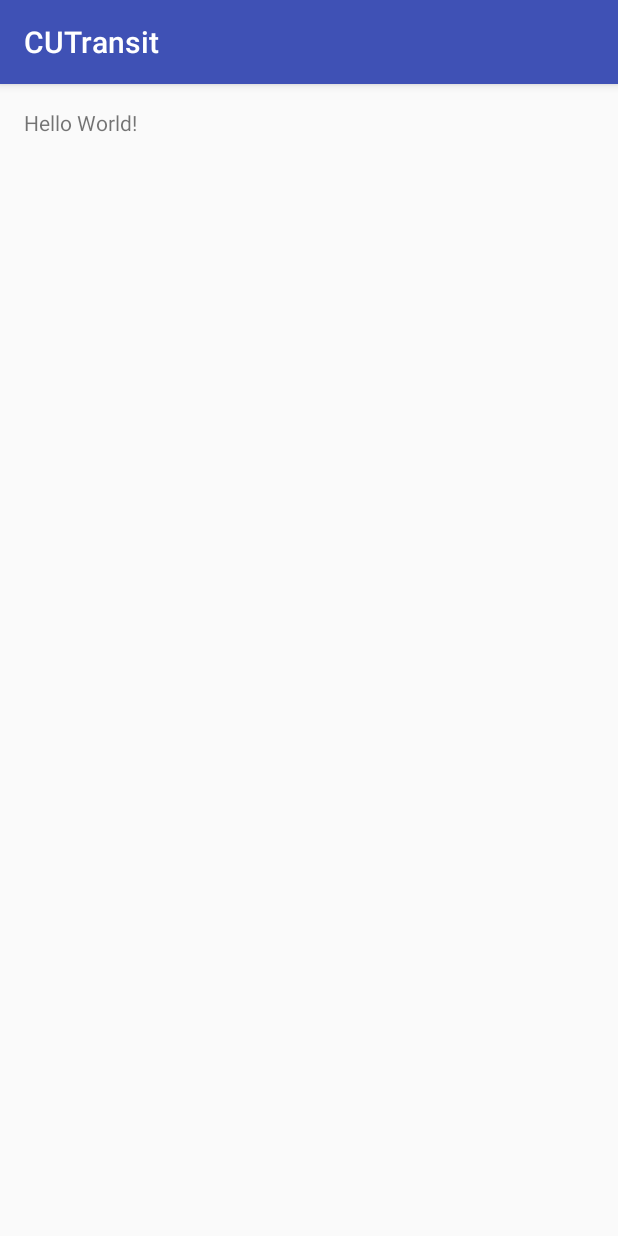
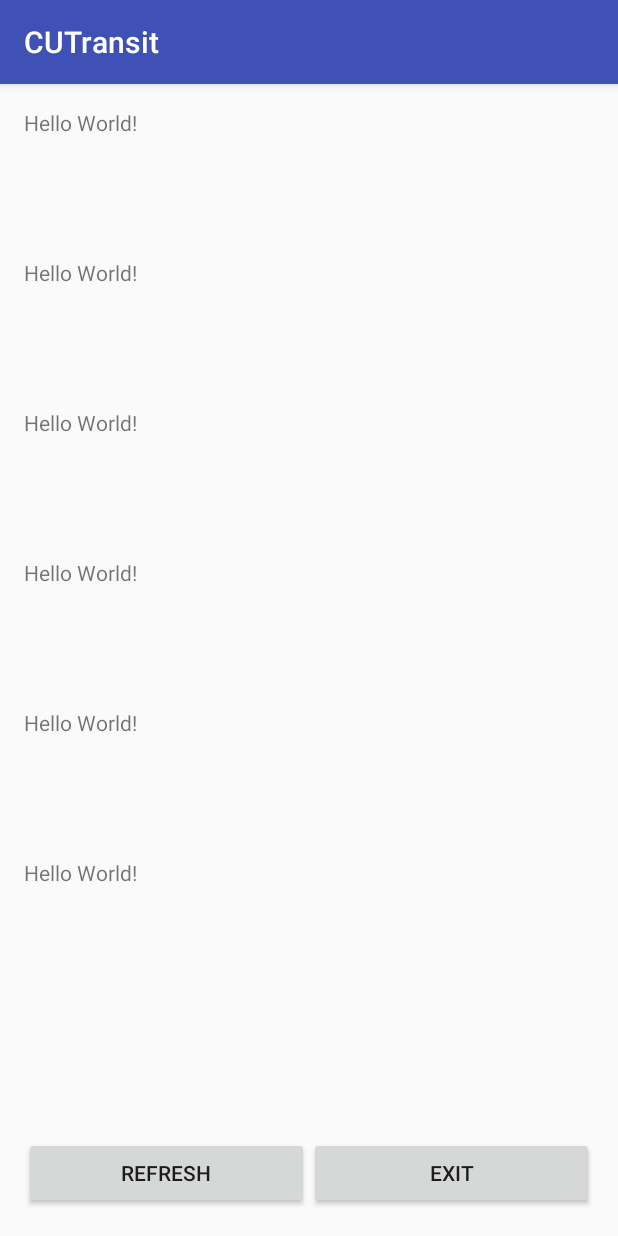
Before and after one commit to johnnyjinjing/CUTransit, an Android app: the screen it shows after launch (MainActivity), on a phone screen of 412 x 824 dp. Run offline under Robolectric (Android 15) with nearby library versions, the phone set to English and light mode, and no system bars.

Commit message:
build basic ui for main activity

```diff
--- a/app/src/main/res/layout/activity_main.xml
+++ b/app/src/main/res/layout/activity_main.xml
@@ -1,18 +1,75 @@
 <?xml version="1.0" encoding="utf-8"?>
-<LinearLayout
-    xmlns:android="http://schemas.android.com/apk/res/android"
+<LinearLayout xmlns:android="http://schemas.android.com/apk/res/android"
     xmlns:tools="http://schemas.android.com/tools"
     android:id="@+id/activity_main"
     android:layout_width="match_parent"
     android:layout_height="match_parent"
+    android:orientation="vertical"
+    android:paddingBottom="@dimen/activity_vertical_margin"
     android:paddingLeft="@dimen/activity_horizontal_margin"
     android:paddingRight="@dimen/activity_horizontal_margin"
     android:paddingTop="@dimen/activity_vertical_margin"
-    android:paddingBottom="@dimen/activity_vertical_margin"
     tools:context="com.example.cutransit.ui.MainActivity">
 
-    <TextView
-        android:layout_width="wrap_content"
-        android:layout_height="wrap_content"
-        android:text="Hello World!" />
+    <ScrollView
+        android:layout_width="match_parent"
+        android:layout_height="match_parent"
+        android:layout_weight="1">
+
+
+        <LinearLayout
+            android:layout_width="match_parent"
+            android:layout_height="match_parent"
+            android:orientation="vertical">
+
+            <TextView
+                android:layout_width="wrap_content"
+                android:layout_height="100dp"
+                android:text="Hello World!" />
+
+            <TextView
+                android:layout_width="wrap_content"
+                android:layout_height="100dp"
+                android:text="Hello World!" />
+
+            <TextView
+                android:layout_width="wrap_content"
+                android:layout_height="100dp"
+                android:text="Hello World!" />
+
+            <TextView
+                android:layout_width="wrap_content"
+                android:layout_height="100dp"
+                android:text="Hello World!" />
+
+            <TextView
+                android:layout_width="wrap_content"
+                android:layout_height="100dp"
+                android:text="Hello World!" />
+
+            <TextView
+                android:layout_width="wrap_content"
+                android:layout_height="100dp"
+                android:text="Hello World!" />
+        </LinearLayout>
+    </ScrollView>
+
+    <LinearLayout
+        android:layout_width="match_parent"
+        android:layout_height="50dp"
+        android:orientation="horizontal">
+
+        <Button
+            android:layout_width="match_parent"
+            android:layout_height="wrap_content"
+            android:layout_weight="1"
+            android:text="Refresh"></Button>
+
+        <Button
+            android:layout_width="match_parent"
+            android:layout_height="wrap_content"
+            android:layout_weight="1"
+            android:text="Exit"></Button>
+
+    </LinearLayout>
 </LinearLayout>
```
